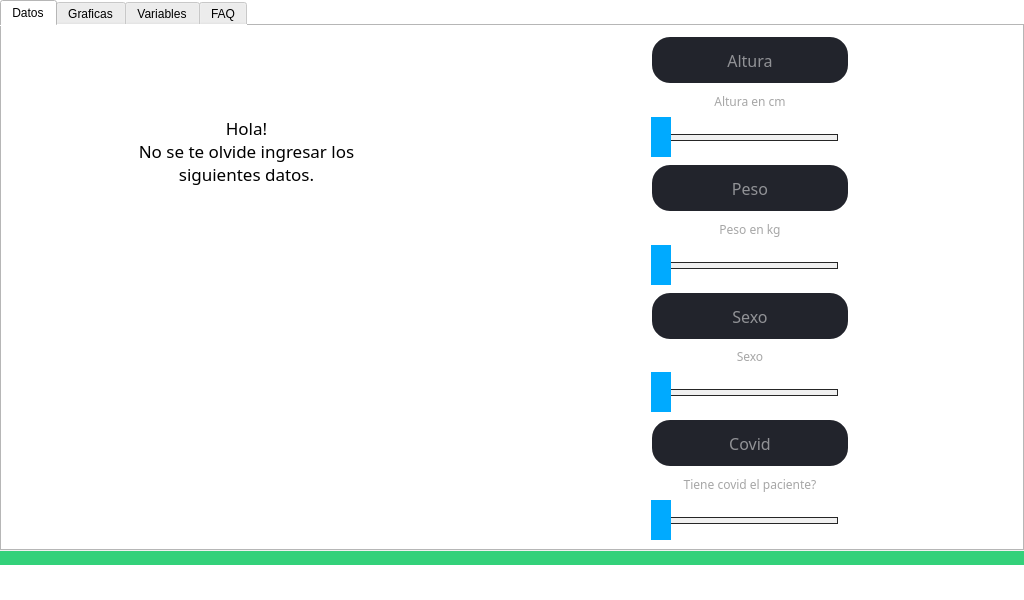
JulianDuque97/EPI, file _main_.ui: the form before one commit.
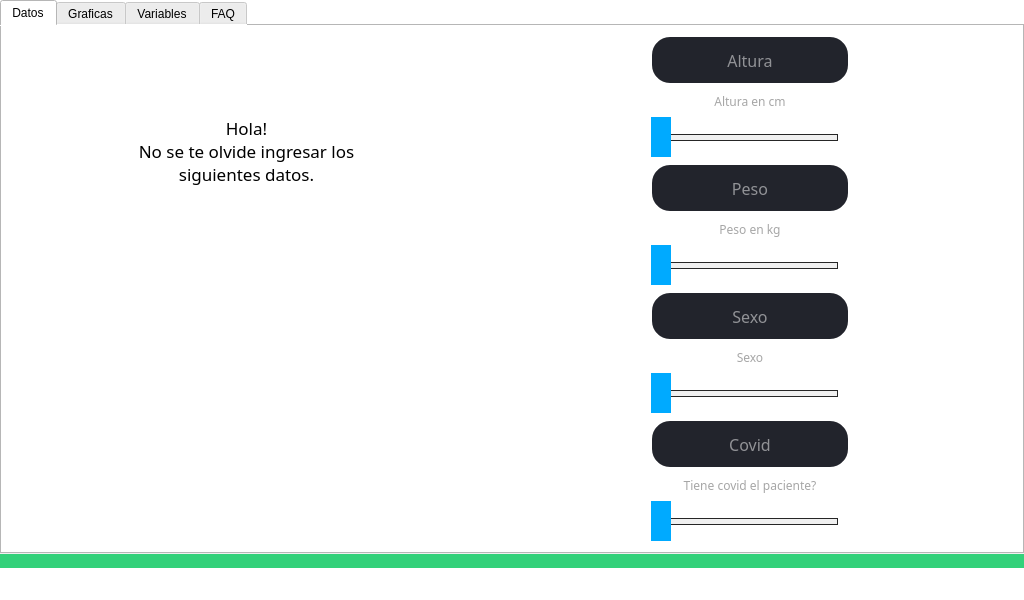
The form after the commit. The open tabs and pages were chosen to show the change. Icons and pictures are not drawn. Custom widgets are drawn as their Qt base class.

Patch:
```diff
--- a/_main_.ui
+++ b/_main_.ui
@@ -38,7 +38,7 @@
      <number>0</number>
     </property>
     <property name="bottomMargin">
-     <number>5</number>
+     <number>7</number>
     </property>
     <property name="spacing">
      <number>0</number>
@@ -4173,7 +4173,7 @@
       <property name="sizeHint" stdset="0">
        <size>
         <width>20</width>
-        <height>30</height>
+        <height>25</height>
        </size>
       </property>
      </spacer>
```
Left out of the diff: 2 changed lines with no effect on the pictures.
